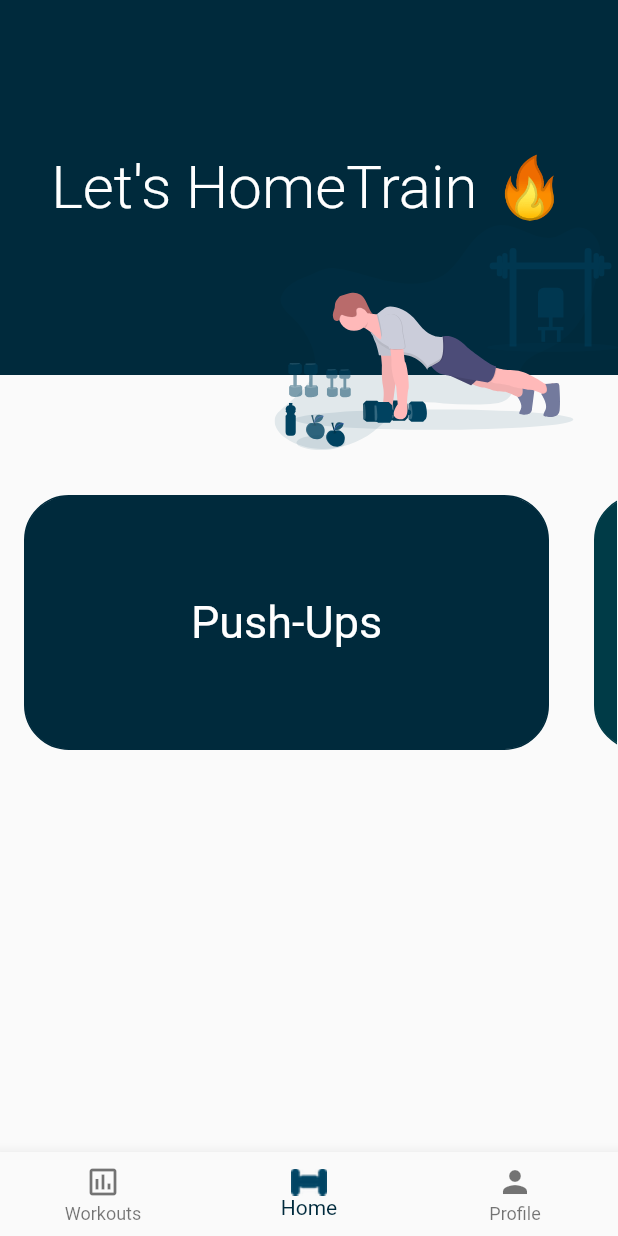
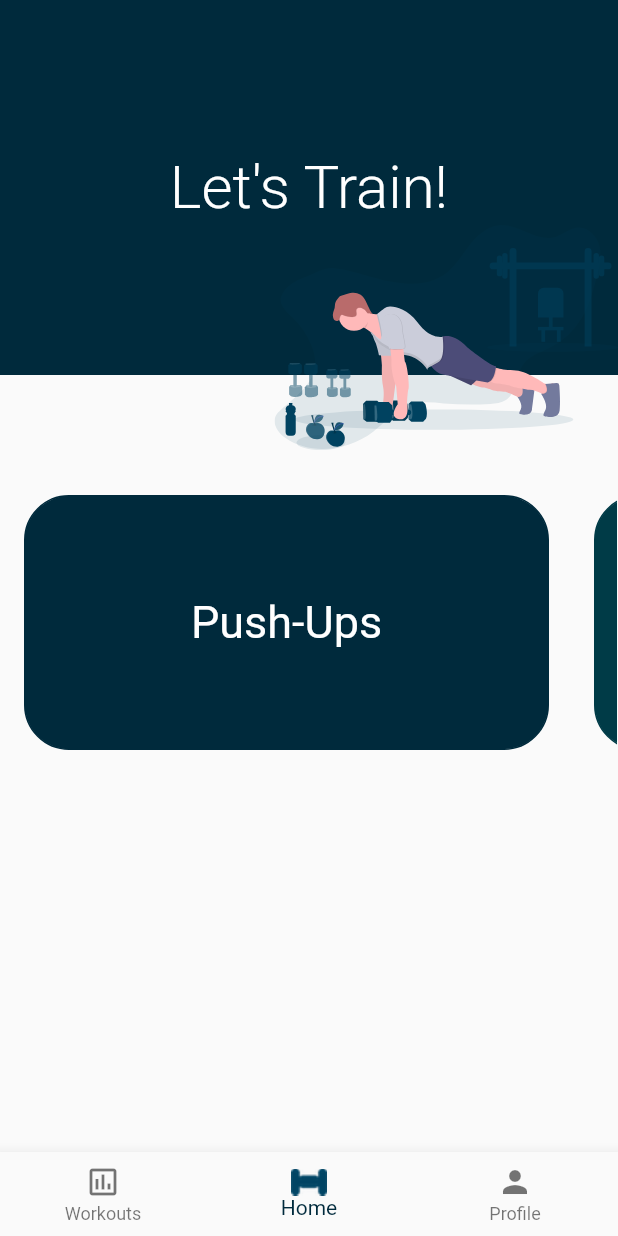
Before and after one commit to vibhavrajkumar/hometrain, a Flutter app: the screen it shows after launch, item 2 of the bottom bar chosen, on a phone screen of 412 x 824 dp. Run offline on Flutter 3.47's test engine with Material 2 defaults, Android fonts, the phone set to English and light mode, and no system bars; our stand-ins replace camera, flutter_svg.

```diff
--- a/home_train/lib/components/home_banner.dart
+++ b/home_train/lib/components/home_banner.dart
@@ -59,7 +59,7 @@ Widget _buildTitle() {
     child: Column(
       children: const <Widget>[
         Text(
-          "Let's HomeTrain 🔥",
+          "Let's Train!",
           style: TextStyle(
             color: Colors.white,
             fontWeight: FontWeight.w300,
```
